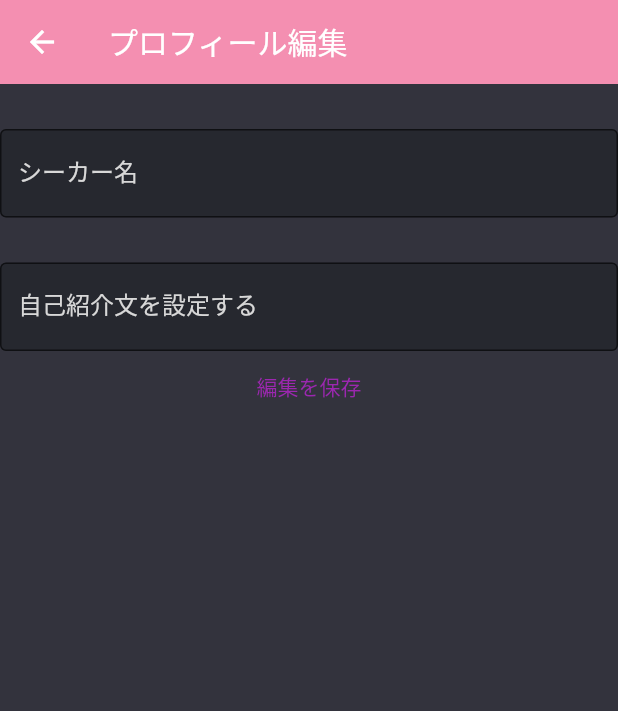
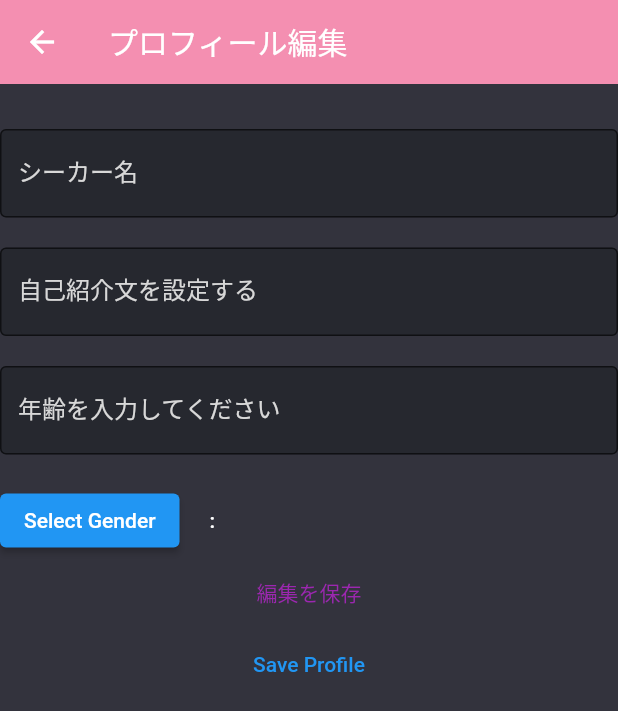
Before and after one commit to KoyaTongPoo/cupid, a Flutter app: the ProfileSettingScreen screen opened by its route, on a phone screen of 412 x 824 dp. Shown: the top 711 px of the screen. Run offline on Flutter 3.47's test engine with Material 2 defaults, Android fonts, the phone set to English and light mode, and no system bars; our stand-ins replace adaptive_breakpoints, cloud_firestore, firebase_auth, firebase_core, google_fonts; accounts and stored records are empty.

Commit message:
性別picker追加

```diff
--- a/lib/main.dart
+++ b/lib/main.dart
@@ -6,32 +6,12 @@ import 'package:cupid/home.dart';
 import 'package:cupid/routes.dart' as routes;
 import 'package:cupid/screens/login.dart';
 import 'package:cupid/screens/profile_setting_screen.dart';
+// import 'package:cupid/screens/profile_set.dart';
 import 'package:cupid/screens/chat_screen.dart';
-// import 'package:cupid/screens/profile_set.dart';
 // import 'package:cupid/screens/splash_screen.dart';
 import 'package:cupid/data/colors.dart';
 
 import 'package:firebase_core/firebase_core.dart';
-// import 'package:firebase_auth/firebase_auth.dart';
-
-// class CupitterAppProvider extends StatefulWidget {
-//   @override
-//   _CupitterAppProviderState createState() => _CupitterAppProviderState();
-// }
-
-// class _CupitterAppProviderState extends State<CupitterAppProvider> {
-//   @override
-//   Widget build(BuildContext context) {
-//     return MultiProvider(providers: [
-//       ChangeNotifierProvider(
-//         create: (context) => ApplicationState(),
-//       builder: (context, _) => CupitterApp(),
-//       )
-//     ],
-//     // child: CupitterApp(),
-//     );
-//   }
-// }
 
 void main() async {
   WidgetsFlutterBinding.ensureInitialized();
@@ -47,18 +27,9 @@ void main() async {
 class CupitterApp extends StatelessWidget {
   static const String loginRoute = routes.loginRoute;
   static const String homeRoute = routes.homeRoute;
-  static const String test2Route = routes.test2Route;
-  static const String profileSettingsRoute = routes.profileSettingsRoute;
-  static const String profileSetRoute = routes.profileSetRoute;
-  // static const String profileScreenRoute = routes.profileScreenRoute;
 
   @override
   Widget build(BuildContext context) {
-    // final Future<FirebaseApp> _initialization = Firebase.initializeApp();
-    // return FutureBuilder(
-    //   // Initialize FlutterFire:
-    //   future: _initialization,
-    //   builder: (context, appSnapshot) {
     return MaterialApp(
       title: 'Cupitter',
       theme: _buildRallyTheme(),
@@ -69,15 +40,12 @@ class CupitterApp extends StatelessWidget {
         homeRoute: (context) => const HomePage(),
         loginRoute: (context) => const LoginPage(),
         ProfileSettingScreen.routeName: (ctx) => ProfileSettingScreen(),
-            // profileSetRoute: (context) => ProfileSetView(),
-            // profileScreenRoute: (context) => ProfileScreen()
+        // ProfileSetView.routeName: (ctx) => ProfileSetView(),
         ChatScreen.routeName: (ctx) => ChatScreen(),
       },
     );
   }
-
 }
-
 
 ThemeData _buildRallyTheme() {
   final base = ThemeData.dark();
@@ -129,28 +97,6 @@ class CupitterApp extends StatelessWidget {
       );
 }
 
-// class MyHomePage extends StatefulWidget {
-//   MyHomePage({Key? key}) : super(key: key);
-
-//   @override
-//   _MyHomePageState createState() => _MyHomePageState();
-// }
-
-// class _MyHomePageState extends State<MyHomePage> {
-
-//   @override
-//   Widget build(BuildContext context) {
-//     return Scaffold(
-//       appBar: AppBar(
-//         title: Text('Cupitter'),
-//       ),
-//       body: Center(
-//       ),
-//     );
-//   }
-// }
-
-
 // appSnapshot.connectionState != ConnectionState.done ? SplashScreen() : StreamBuilder(stream: FirebaseAuth.instance.authStateChanges(), builder: (ctx, userSnapshot) {
 //           if (userSnapshot.connectionState == ConnectionState.waiting) {
 //             return SplashScreen();
--- a/lib/screens/chat_screen.dart
+++ b/lib/screens/chat_screen.dart
@@ -13,7 +13,6 @@ class ChatScreen extends StatefulWidget {
 }
 
 class _ChatScreenState extends State<ChatScreen> {
-
   // @override
   // void initState() {
   //   super.initState();
@@ -41,8 +40,7 @@ class _ChatScreenState extends State<ChatScreen> {
 
     return Scaffold(
       appBar: AppBar(
-        title: (userID == seekerID) ? Text(cupidName) : Text(seekerName)
-      ),
+          title: (userID == seekerID) ? Text(cupidName) : Text(seekerName)),
       body: Container(
         child: Column(
           children: <Widget>[
--- a/lib/screens/profile_set.dart
+++ b/lib/screens/profile_set.dart
@@ -3,7 +3,6 @@ import 'package:cloud_firestore/cloud_firestore.dart';
 import 'package:firebase_core/firebase_core.dart';
 import 'package:firebase_auth/firebase_auth.dart';
 import 'package:flutter/material.dart';
-// import 'package:google_fonts/google_fonts.dart';
 import 'package:provider/provider.dart';
 
 import 'package:cupid/widgets/authentication.dart';
@@ -11,6 +10,7 @@ import 'package:cupid/widgets/widgets.dart';
 
 class ProfileSetView extends StatelessWidget {
   ProfileSetView({Key? key}) : super(key: key);
+  static const routeName = '/profile-set-view';
 
   @override
   Widget build(BuildContext context) {
@@ -124,7 +124,6 @@ class ApplicationState extends ChangeNotifier {
   Future<void> init() async {
     await Firebase.initializeApp();
 
-    // Add from here
     FirebaseFirestore.instance
         .collection('gender')
         .where('gender', isEqualTo: true)
@@ -133,7 +132,6 @@ class ApplicationState extends ChangeNotifier {
       _genders = snapshot.docs.length;
       notifyListeners();
     });
-    // To here
 
     FirebaseAuth.instance.userChanges().listen((user) {
       if (user != null) {
--- a/lib/screens/profile_setting_screen.dart
+++ b/lib/screens/profile_setting_screen.dart
@@ -1,7 +1,8 @@
 import 'package:flutter/material.dart';
-// import 'package:gallery/studies/rally/tabs/profile_screen.dart';
+import 'package:flutter/cupertino.dart';
 
-// import 'package:gallery/studies/rally/routes.dart' as rally_route;
+import 'package:cloud_firestore/cloud_firestore.dart';
+import 'package:firebase_auth/firebase_auth.dart';
 
 class ProfileSettingScreen extends StatefulWidget {
   static const routeName = '/profile-setting-screen';
@@ -11,10 +12,39 @@ class ProfileSettingScreen extends StatefulWidget {
 
 final nameController = TextEditingController();
 final introductionController = TextEditingController();
+final ageController = TextEditingController();
+
+final genders = <String>['女', '男', 'その他'];
+String _selectedGender = '　';
 
 class _ProfileSettingScreenState extends State<ProfileSettingScreen> {
   @override
   Widget build(BuildContext context) {
+    void _cupertinoPicker(BuildContext context) {
+      showCupertinoModalPopup(
+        context: context,
+        builder: (context) {
+          return Container(
+            height: MediaQuery.of(context).size.height / 4,
+            child: GestureDetector(
+              onTap: () {
+                Navigator.pop(context);
+              },
+              child: CupertinoPicker(
+                itemExtent: 40,
+                children: genders.map((numbar) => new Text(numbar)).toList(),
+                onSelectedItemChanged: (index) {
+                  setState(() {
+                    _selectedGender = genders[index];
+                  });
+                },
+              ),
+            ),
+          );
+        },
+      );
+    }
+
     return Scaffold(
       appBar: AppBar(
         title: const Text('プロフィール編集'),
@@ -34,7 +64,7 @@ class _ProfileSettingScreenState extends State<ProfileSettingScreen> {
             controller: nameController,
             // onSubmitted: null,
           ),
-          const SizedBox(height: 30),
+          const SizedBox(height: 20),
           TextFormField(
             decoration: const InputDecoration(
               labelText: '自己紹介文を設定する',
@@ -43,26 +73,72 @@ class _ProfileSettingScreenState extends State<ProfileSettingScreen> {
             controller: introductionController,
             // onFieldSubmitted: null,
           ),
+          const SizedBox(height: 20),
+          TextFormField(
+            decoration: const InputDecoration(
+              labelText: '年齢を入力してください',
+              border: OutlineInputBorder(),
+            ),
+            controller: ageController,
+          ),
+          const SizedBox(height: 20),
+          Row(
+            children: <Widget>[
+              ElevatedButton(
+                onPressed: () {
+                  _cupertinoPicker(context);
+                },
+                child: const Text('Select Gender'),
+              ),
+              SizedBox(width: 20),
+              Text(':  $_selectedGender')
+            ],
+          ),
           TextButton(
             style: ButtonStyle(
               foregroundColor:
                   MaterialStateProperty.resolveWith((states) => Colors.purple),
             ),
             onPressed: () {
-              //Navigator.of(context).pushNamed(rally_route.profileScreenRoute);
-              _sendDataBack(context);
+              Navigator.pop(context);
+              // _sendDataBack(context);
             },
             child: const Text('編集を保存'),
           ),
+          SaveProfile(introductionController.toString())
+          // うまくいかない。変なのが格納される
         ],
       ),
     );
   }
+}
 
-  // get the text in the TextField and send it back to the FirstScreen
-  void _sendDataBack(BuildContext context) {
-    var nameToSendBack = nameController.text;
-    // String introductionToSendBack = introductionController.text;
-    Navigator.pop(context, nameToSendBack);
+class SaveProfile extends StatelessWidget {
+  final String age;
+
+  SaveProfile(
+    this.age,
+  );
+
+  @override
+  Widget build(BuildContext context) {
+    CollectionReference profile =
+        FirebaseFirestore.instance.collection('profile');
+    final userID = FirebaseAuth.instance.currentUser!.uid;
+
+    Future<void> saveProfile() {
+      return profile.doc(userID).set(
+        <String, dynamic>{
+          'age': age,
+        },
+      );
+    }
+
+    return TextButton(
+      onPressed: saveProfile,
+      child: Text(
+        "Save Profile",
+      ),
+    );
   }
 }
```
Also changed, not shown: lib/tabs/forum.dart (+4 -4 lines), lib/tabs/profile_screen.dart (+1 -16 lines), lib/widgets/nestedTabBarView.dart (+27 -0 lines). Lines whose indentation alone changed are shown as unchanged.
